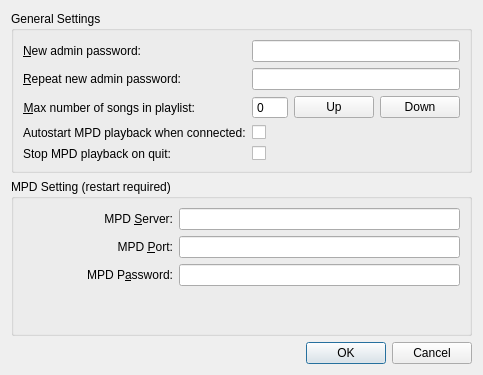
Qt form src/settingsDialog.ui (thomaslundgaard/Pimp) before a commit.
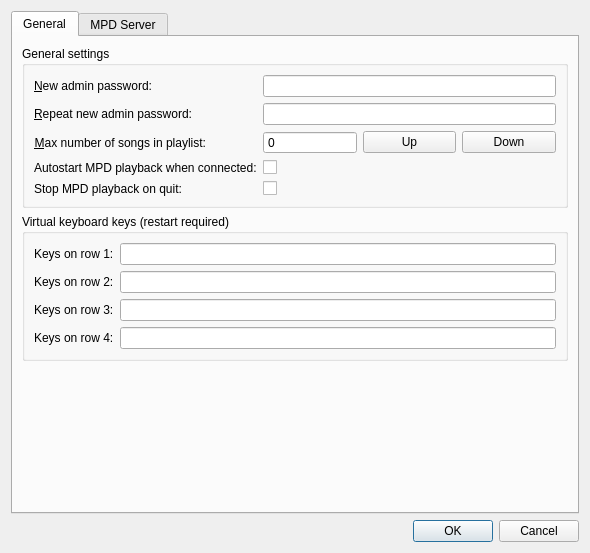
The same form after that commit.

Commit message: added settings for keyboard keys + new settingsdialog based on tabWidget

The edit to the form file:
```diff
--- a/src/settingsDialog.ui
+++ b/src/settingsDialog.ui
@@ -6,8 +6,8 @@
    <rect>
     <x>0</x>
     <y>0</y>
-    <width>483</width>
-    <height>375</height>
+    <width>590</width>
+    <height>553</height>
    </rect>
   </property>
   <property name="windowTitle">
@@ -15,13 +15,21 @@
   </property>
   <layout class="QVBoxLayout" name="verticalLayout">
    <item>
+    <widget class="QTabWidget" name="tabWidget">
+     <property name="currentIndex">
+      <number>0</number>
+     </property>
+     <widget class="QWidget" name="tab">
+      <attribute name="title">
+       <string>General</string>
+      </attribute>
+      <layout class="QVBoxLayout" name="verticalLayout_2">
+       <item>
     <widget class="QGroupBox" name="groupBox_2">
      <property name="title">
-      <string>General Settings</string>
-     </property>
-     <layout class="QGridLayout" name="gridLayout_5">
-      <item row="1" column="0">
-       <layout class="QFormLayout" name="formLayout_3">
+          <string>General settings</string>
+         </property>
+         <layout class="QFormLayout" name="formLayout_2">
         <item row="0" column="0">
          <widget class="QLabel" name="label_2">
           <property name="text">
@@ -65,6 +73,19 @@
           </property>
          </widget>
         </item>
+          <item row="2" column="0">
+           <widget class="QLabel" name="label">
+            <property name="text">
+             <string>&amp;Max number of songs in playlist:</string>
+            </property>
+            <property name="alignment">
+             <set>Qt::AlignRight|Qt::AlignTrailing|Qt::AlignVCenter</set>
+            </property>
+            <property name="buddy">
+             <cstring>maxPlaylistSpinBox</cstring>
+            </property>
+           </widget>
+          </item>
         <item row="2" column="1">
          <layout class="QHBoxLayout" name="horizontalLayout">
           <item>
@@ -90,70 +111,116 @@
           </item>
          </layout>
         </item>
-        <item row="2" column="0">
-         <widget class="QLabel" name="label">
-          <property name="text">
-           <string>&amp;Max number of songs in playlist:</string>
-          </property>
-          <property name="alignment">
-           <set>Qt::AlignRight|Qt::AlignTrailing|Qt::AlignVCenter</set>
-          </property>
-          <property name="buddy">
-           <cstring>maxPlaylistSpinBox</cstring>
-          </property>
-         </widget>
-        </item>
-        <item row="4" column="0">
-         <widget class="QLabel" name="label_6">
-          <property name="text">
-           <string>Stop MPD playback on quit:</string>
-          </property>
-         </widget>
-        </item>
-        <item row="4" column="1">
-         <widget class="QCheckBox" name="stopOnQuitCheckBox">
-          <property name="text">
-           <string/>
-          </property>
-         </widget>
-        </item>
-        <item row="3" column="0">
+          <item row="5" column="0">
          <widget class="QLabel" name="label_8">
           <property name="text">
            <string>Autostart MPD playback when connected:</string>
           </property>
          </widget>
         </item>
-        <item row="3" column="1">
+          <item row="5" column="1">
          <widget class="QCheckBox" name="playOnConnectCheckBox">
           <property name="text">
            <string/>
           </property>
          </widget>
         </item>
-       </layout>
-      </item>
+          <item row="6" column="1">
+           <widget class="QCheckBox" name="stopOnQuitCheckBox">
+            <property name="text">
+             <string/>
+            </property>
+           </widget>
+          </item>
+          <item row="6" column="0">
+           <widget class="QLabel" name="label_6">
+            <property name="text">
+             <string>Stop MPD playback on quit:</string>
+            </property>
+           </widget>
+          </item>
+         </layout>
+        </widget>
+       </item>
+       <item>
+        <widget class="QGroupBox" name="groupBox_3">
+         <property name="title">
+          <string>Virtual keyboard keys (restart required)</string>
+         </property>
+         <layout class="QFormLayout" name="formLayout">
+          <item row="2" column="0">
+           <widget class="QLabel" name="label_9">
+            <property name="text">
+             <string>Keys on row 3:</string>
+            </property>
+           </widget>
+          </item>
+          <item row="2" column="1">
+           <widget class="QLineEdit" name="vkRow3Edit"/>
+          </item>
+          <item row="1" column="1">
+           <widget class="QLineEdit" name="vkRow2Edit"/>
+          </item>
+          <item row="1" column="0">
+           <widget class="QLabel" name="label_10">
+            <property name="text">
+             <string>Keys on row 2:</string>
+            </property>
+           </widget>
+          </item>
+          <item row="0" column="1">
+           <widget class="QLineEdit" name="vkRow1Edit"/>
+          </item>
+          <item row="0" column="0">
+           <widget class="QLabel" name="label_11">
+            <property name="text">
+             <string>Keys on row 1:</string>
+            </property>
+           </widget>
+          </item>
+          <item row="3" column="1">
+           <widget class="QLineEdit" name="vkRow4Edit"/>
+          </item>
+          <item row="3" column="0">
+           <widget class="QLabel" name="label_12">
+            <property name="text">
+             <string>Keys on row 4:</string>
+            </property>
+           </widget>
+          </item>
      </layout>
     </widget>
    </item>
+       <item>
+        <spacer name="verticalSpacer_2">
+         <property name="orientation">
+          <enum>Qt::Vertical</enum>
+         </property>
+         <property name="sizeHint" stdset="0">
+          <size>
+           <width>20</width>
+           <height>40</height>
+          </size>
+         </property>
+        </spacer>
+       </item>
+      </layout>
+     </widget>
+     <widget class="QWidget" name="tab_2">
+      <attribute name="title">
+       <string>MPD Server</string>
+      </attribute>
+      <layout class="QVBoxLayout" name="verticalLayout_3">
    <item>
     <widget class="QGroupBox" name="groupBox">
      <property name="title">
-      <string>MPD Setting (restart required)</string>
-     </property>
-     <layout class="QGridLayout" name="gridLayout_4">
-      <item row="0" column="1">
-       <layout class="QFormLayout" name="formLayout_2">
+          <string>MPD server settings (restart required)</string>
+         </property>
+         <layout class="QFormLayout" name="formLayout_4">
         <property name="fieldGrowthPolicy">
-         <enum>QFormLayout::AllNonFixedFieldsGrow</enum>
-        </property>
-        <property name="labelAlignment">
-         <set>Qt::AlignRight|Qt::AlignTrailing|Qt::AlignVCenter</set>
-        </property>
-        <property name="formAlignment">
-         <set>Qt::AlignLeading|Qt::AlignLeft|Qt::AlignTop</set>
-        </property>
-        <item row="0" column="0">
+           <enum>QFormLayout::ExpandingFieldsGrow</enum>
+          </property>
+          <item row="1" column="0">
          <widget class="QLabel" name="label_4">
           <property name="sizePolicy">
            <sizepolicy hsizetype="Expanding" vsizetype="Preferred">
@@ -172,31 +239,9 @@
           </property>
          </widget>
         </item>
-        <item row="0" column="1">
+          <item row="1" column="1">
          <widget class="QLineEdit" name="mpdServerEdit"/>
         </item>
-        <item row="1" column="0">
-         <widget class="QLabel" name="label_5">
-          <property name="sizePolicy">
-           <sizepolicy hsizetype="Expanding" vsizetype="Preferred">
-            <horstretch>0</horstretch>
-            <verstretch>0</verstretch>
-           </sizepolicy>
-          </property>
-          <property name="text">
-           <string>MPD &amp;Port:</string>
-          </property>
-          <property name="alignment">
-           <set>Qt::AlignRight|Qt::AlignTrailing|Qt::AlignVCenter</set>
-          </property>
-          <property name="buddy">
-           <cstring>mpdPortEdit</cstring>
-          </property>
-         </widget>
-        </item>
-        <item row="1" column="1">
-         <widget class="QLineEdit" name="mpdPortEdit"/>
-        </item>
         <item row="2" column="0">
          <widget class="QLabel" name="label_7">
           <property name="sizePolicy">
@@ -223,25 +268,46 @@
           </property>
          </widget>
         </item>
-       </layout>
-      </item>
-      <item row="0" column="0">
-       <spacer name="horizontalSpacer_2">
+          <item row="3" column="0">
+           <widget class="QLabel" name="label_5">
+            <property name="sizePolicy">
+             <sizepolicy hsizetype="Expanding" vsizetype="Preferred">
+              <horstretch>0</horstretch>
+              <verstretch>0</verstretch>
+             </sizepolicy>
+            </property>
+            <property name="text">
+             <string>MPD &amp;Port:</string>
+            </property>
+            <property name="alignment">
+             <set>Qt::AlignRight|Qt::AlignTrailing|Qt::AlignVCenter</set>
+            </property>
+            <property name="buddy">
+             <cstring>mpdPortEdit</cstring>
+            </property>
+           </widget>
+          </item>
+          <item row="3" column="1">
+           <widget class="QLineEdit" name="mpdPortEdit"/>
+          </item>
+         </layout>
+        </widget>
+       </item>
+       <item>
+        <spacer name="verticalSpacer">
         <property name="orientation">
-         <enum>Qt::Horizontal</enum>
-        </property>
-        <property name="sizeType">
-         <enum>QSizePolicy::Minimum</enum>
+          <enum>Qt::Vertical</enum>
         </property>
         <property name="sizeHint" stdset="0">
          <size>
-          <width>64</width>
-          <height>20</height>
+           <width>20</width>
+           <height>40</height>
          </size>
         </property>
        </spacer>
       </item>
      </layout>
+     </widget>
     </widget>
    </item>
    <item>
```
Left out of the diff: 5 changed lines with no effect on the pictures. Lines whose indentation alone changed are shown as unchanged. The commit also changes 3 other files.
